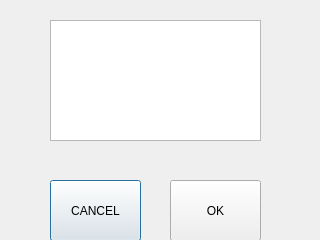
The window that File2A.ui (dries100/RaspberryPi) describes before a commit, drawn with Qt 5.
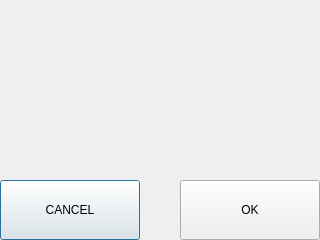
The same window after the commit.

Commit message: AS used in the experiment

What changed in the file:
```diff
--- a/File2A.ui
+++ b/File2A.ui
@@ -16,10 +16,10 @@
   <widget class="QPushButton" name="pushButtonCancel">
    <property name="geometry">
     <rect>
-     <x>50</x>
+     <x>0</x>
      <y>180</y>
-     <width>91</width>
-     <height>61</height>
+     <width>140</width>
+     <height>60</height>
     </rect>
    </property>
    <property name="text">
@@ -29,26 +29,16 @@
   <widget class="QPushButton" name="pushButtonOk">
    <property name="geometry">
     <rect>
-     <x>170</x>
+     <x>180</x>
      <y>180</y>
-     <width>91</width>
-     <height>61</height>
+     <width>140</width>
+     <height>60</height>
     </rect>
    </property>
    <property name="text">
     <string>OK</string>
    </property>
   </widget>
-  <widget class="QTextEdit" name="textEdit">
-   <property name="geometry">
-    <rect>
-     <x>50</x>
-     <y>20</y>
-     <width>211</width>
-     <height>121</height>
-    </rect>
-   </property>
-  </widget>
  </widget>
  <resources/>
  <connections/>
```
The commit also changes 1 other file.
